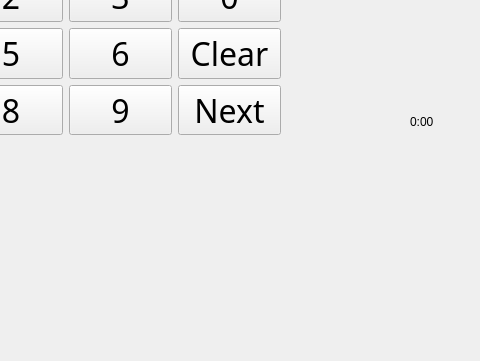
Qt form twenty.ui (crazytyt/gangguo_math) before a commit; both pictures show x 320 to 800 and y 339 to 700 of the 800 by 700 pixel window.
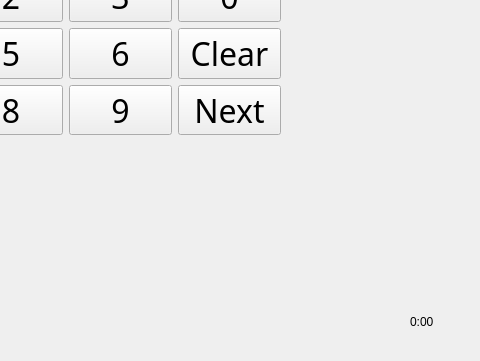
The same form after that commit.

Commit message: ajust the timer and remove the background

Diff of the .ui file:
```diff
--- a/twenty.ui
+++ b/twenty.ui
@@ -485,7 +485,7 @@
    <property name="geometry">
     <rect>
      <x>730</x>
-     <y>440</y>
+     <y>640</y>
      <width>71</width>
      <height>41</height>
     </rect>
```
The commit also changes 2 other files.
